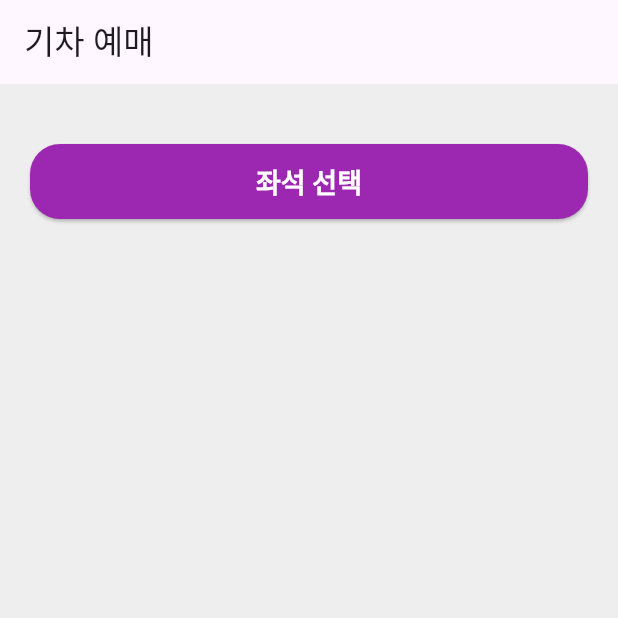
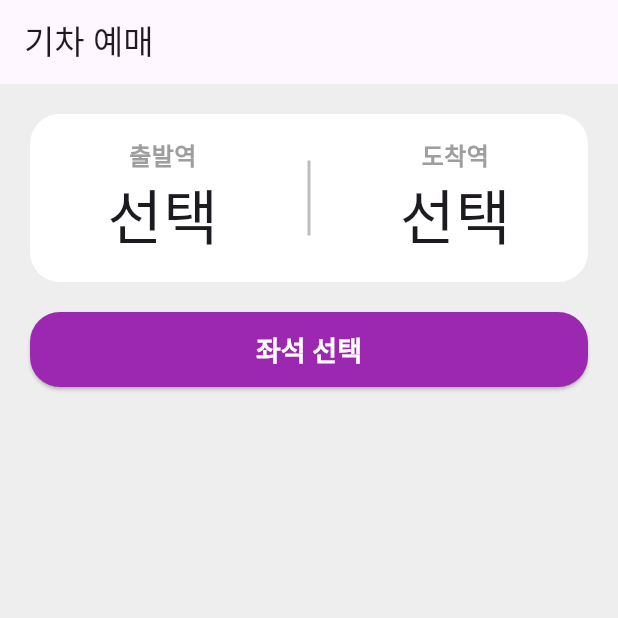
Before and after one commit to duddms72003/flutter_train_app, a Flutter app: the screen it shows after launch, on a phone screen of 412 x 824 dp, the top half of it. Run offline on Flutter 3.47's test engine with Material 3 defaults, Android fonts, the phone set to English and light mode, and no system bars.

Commit message:
add station_list_page

```diff
--- a/lib/pages/home/home_page.dart
+++ b/lib/pages/home/home_page.dart
@@ -23,6 +23,31 @@ class _HomePageState extends State<HomePage> {
           padding: const EdgeInsets.symmetric(horizontal: 20, vertical: 20),
           child: Column(
             children: [
+              Container(
+                decoration: BoxDecoration(
+                  color: Colors.white,
+                  borderRadius: BorderRadius.circular(20),
+                ),
+                padding: const EdgeInsets.all(16.0),
+                child: Row(
+                  children: [
+                    Expanded(
+                        child:
+                            _buildStationColumn('출발역', departureStation, true)),
+                    Container(
+                      height: 50,
+                      child: VerticalDivider(
+                        color: Colors.grey[400],
+                        thickness: 2,
+                        width: 50,
+                      ),
+                    ),
+                    Expanded(
+                        child:
+                            _buildStationColumn('도착역', arrivalStation, false)),
+                  ],
+                ),
+              ),
               SizedBox(height: 20),
               SizedBox(
                 width: double.infinity,
@@ -58,4 +83,47 @@ class _HomePageState extends State<HomePage> {
       ),
     );
   }
+
+  Widget _buildStationColumn(String title, String station, bool isDeparture) {
+    return GestureDetector(
+      onTap: () {
+        Navigator.push(
+          context,
+          MaterialPageRoute(
+            builder: (context) => StationListPage(
+              isDeparture: isDeparture,
+              currentDeparture: departureStation,
+              currentArrival: arrivalStation,
+            ),
+          ),
+        ).then((selectedStation) {
+          if (selectedStation != null) {
+            setState(() {
+              if (isDeparture) {
+                departureStation = selectedStation;
+              } else {
+                arrivalStation = selectedStation;
+              }
+            });
+          }
+        });
+      },
+      child: Column(
+        children: [
+          Text(
+            title,
+            style: TextStyle(
+              fontSize: 16,
+              color: Colors.grey,
+              fontWeight: FontWeight.bold,
+            ),
+          ),
+          Text(
+            station,
+            style: TextStyle(fontSize: 40),
+          ),
+        ],
+      ),
+    );
+  }
 }
```
Also changed, not shown: lib/pages/home/widgets/station_list_page.dart (+59 -0 lines).
